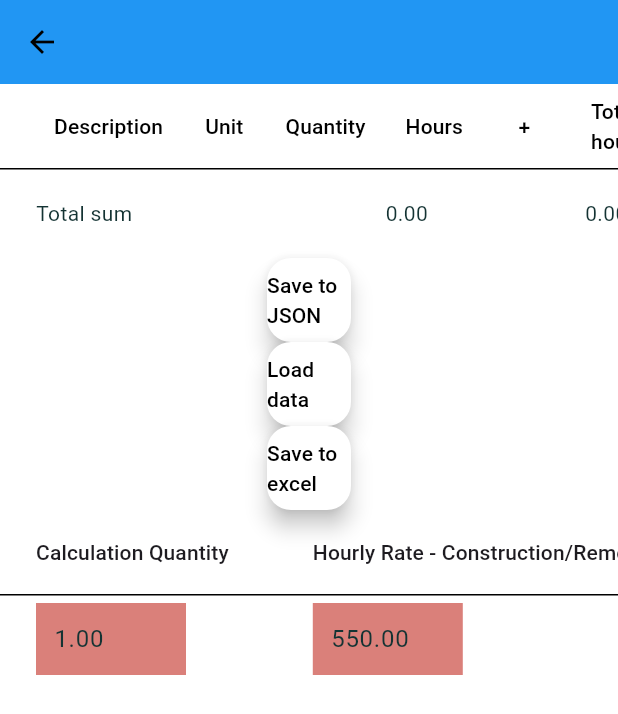
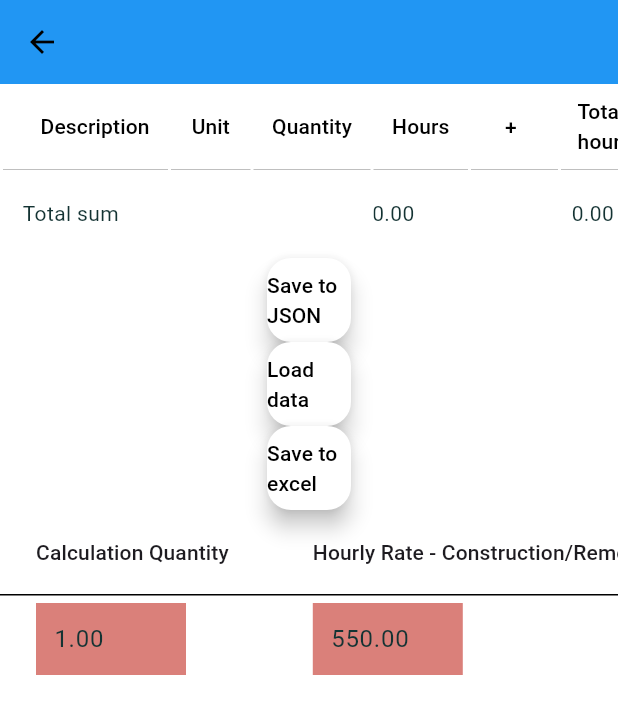
Before and after one commit to BenasVasiliauskas/Bygg_kalk, a Flutter app: the WindowsExteriorDoorItemsScreen screen opened directly with empty values, on a phone screen of 412 x 824 dp. Shown: the top 714 px of the screen. Run offline on Flutter 3.47's test engine with Material 3 defaults, Android fonts, the phone set to English and light mode, and no system bars; our stand-ins replace font_awesome_flutter; missing offline and left inert: syncfusion_flutter_xlsio.

Commit message:
adjust windows exterior doors table

```diff
--- a/lib/pages/item_screen/windows_exterior_door_items_screen.dart
+++ b/lib/pages/item_screen/windows_exterior_door_items_screen.dart
@@ -368,7 +368,9 @@ class _WindowsExteriorDoorItemsScreen
                     contentPadding: EdgeInsets.zero,
                   ),
                   style: TextStyle(
-                      color: customColumn ? Colors.grey : Colors.black),
+                      color: customColumn
+                          ? Colors.grey
+                          : Theme.of(context).colorScheme.primary),
                   readOnly: true,
                   controller: laborHours1Controllers[i],
                   onChanged: (value) {},
@@ -383,11 +385,13 @@ class _WindowsExteriorDoorItemsScreen
                 child: TextField(
                   decoration: InputDecoration(
                       border: InputBorder.none,
-                      contentPadding: EdgeInsets.zero,
+                      contentPadding: EdgeInsets.only(left: 2),
                       fillColor: Color.fromARGB(255, 131, 138, 235),
                       filled: true),
                   style: TextStyle(
-                      color: customColumn ? Colors.black : Colors.grey),
+                      color: customColumn
+                          ? Theme.of(context).colorScheme.primary
+                          : Colors.grey),
                   readOnly: !customColumn,
                   controller: customColumnControllers[i],
                   onChanged: (value) {
@@ -450,10 +454,12 @@ class _WindowsExteriorDoorItemsScreen
                   hourlyRateConstructionRemodeling); // Calculate the labor cost
               widget.laborCost[i] =
                   double.parse(updatedLaborCost.toStringAsFixed(2));
-            }, Color.fromARGB(255, 255, 255, 255), true, optionalWidth: 45),
+            }, Theme.of(context).colorScheme.background, true,
+                optionalWidth: 45),
             dataCellDo(laborCostControllers, i, (value) {
               widget.laborCost[i] = double.parse(value);
-            }, Color.fromARGB(255, 255, 255, 255), true, optionalWidth: 65),
+            }, Theme.of(context).colorScheme.background, true,
+                optionalWidth: 65),
             dataCellDo(material1Controllers, i, (value) {
               // Handle changes to material 1
               double parsedValue = double.parse(value);
@@ -485,7 +491,8 @@ class _WindowsExteriorDoorItemsScreen
               widget.material2[i] = double.parse(value);
               material2Controllers[i].text =
                   widget.material2[i].toStringAsFixed(2);
-            }, Color.fromARGB(255, 255, 255, 255), true, optionalWidth: 75),
+            }, Theme.of(context).colorScheme.background, true,
+                optionalWidth: 75),
             dataCellDo(totalPriceControllers, i, (value) {
               widget.totalPrice[i] = double.parse(value);
               totalPriceControllers[i].text =
@@ -518,13 +525,25 @@ class _WindowsExteriorDoorItemsScreen
     DataRow totalSumRow = DataRow(
       cells: [
         dataCellDisplaySingle(
-            "Total sum", 70, Color.fromARGB(255, 255, 255, 255)),
-        dataCellDisplaySingle("", 0, Color.fromARGB(255, 255, 255, 255)),
-        dataCellDisplaySingle("", 0, Color.fromARGB(255, 255, 255, 255)),
+          "Total sum",
+          70,
+          Theme.of(context).colorScheme.background,
+        ),
         dataCellDisplaySingle(
-            customColumn ? '' : totalLaborHours1.toStringAsFixed(2),
-            65,
-            Color.fromARGB(255, 255, 255, 255)),
+          "",
+          0,
+          Theme.of(context).colorScheme.background,
+        ),
+        dataCellDisplaySingle(
+          "",
+          0,
+          Theme.of(context).colorScheme.background,
+        ),
+        dataCellDisplaySingle(
+          customColumn ? '' : totalLaborHours1.toStringAsFixed(2),
+          65,
+          Theme.of(context).colorScheme.background,
+        ),
         DataCell(
           Container(
             width: 60,
@@ -533,7 +552,7 @@ class _WindowsExteriorDoorItemsScreen
               decoration: customColumn
                   ? InputDecoration(
                       border: InputBorder.none,
-                      contentPadding: EdgeInsets.zero,
+                      contentPadding: EdgeInsets.only(left: 2),
                       fillColor: Color.fromARGB(255, 131, 138, 235),
                       filled: true)
                   : InputDecoration(
@@ -549,10 +568,10 @@ class _WindowsExteriorDoorItemsScreen
           ),
         ),
         dataCellDisplaySingle(totalLaborHours2.toStringAsFixed(2), 70,
-            Color.fromARGB(255, 255, 255, 255),
+            Theme.of(context).colorScheme.background,
             optionalPadding: 8),
         dataCellDisplaySingle(totalLaborCost.toStringAsFixed(2), 60,
-            Color.fromARGB(255, 255, 255, 255),
+            Theme.of(context).colorScheme.background,
             optionalPadding: 8),
         DataCell(
           SizedBox(
@@ -570,7 +589,7 @@ class _WindowsExteriorDoorItemsScreen
           ),
         ),
         dataCellDisplaySingle(totalMaterial2.toStringAsFixed(2), 70,
-            Color.fromARGB(255, 255, 255, 255),
+            Theme.of(context).colorScheme.background,
             optionalPadding: 8),
         dataCellDoSingle(
             TextEditingController(text: totalTotalPrice.toStringAsFixed(2)),
@@ -595,6 +614,9 @@ class _WindowsExteriorDoorItemsScreen
             SingleChildScrollView(
               scrollDirection: Axis.horizontal,
               child: DataTable(
+                border: TableBorder.all(
+                    width: 2, color: Theme.of(context).colorScheme.background),
+                horizontalMargin: 15,
                 columnSpacing: 0,
                 dataRowMaxHeight: 60,
                 dataRowMinHeight: 60,
```
